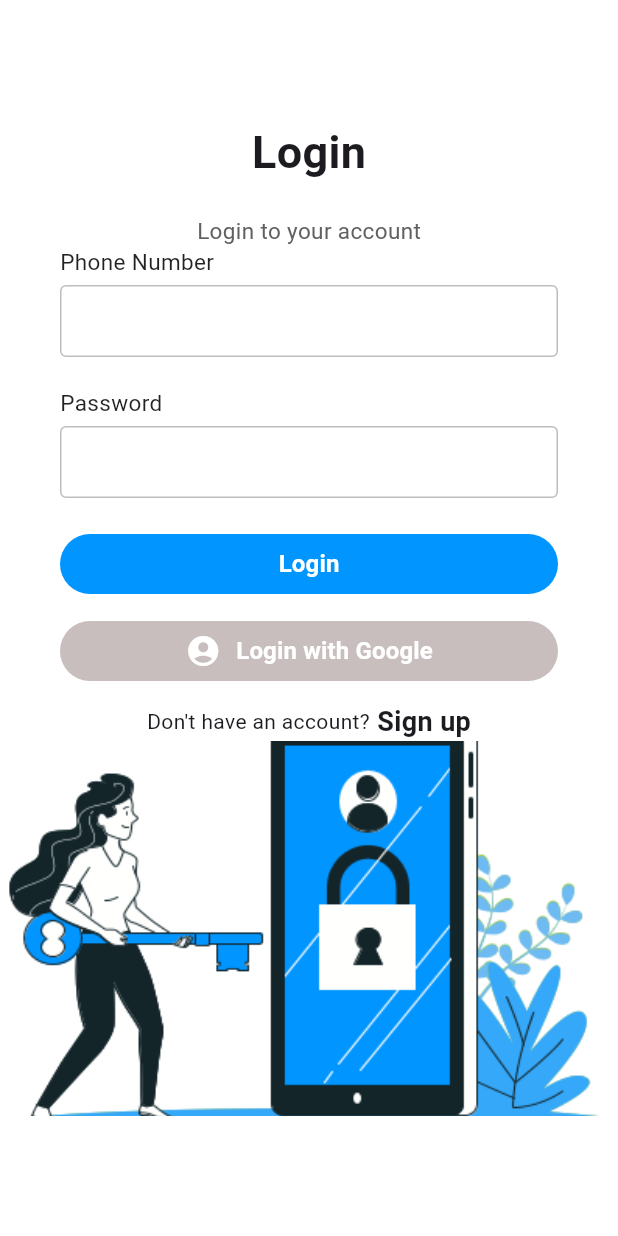
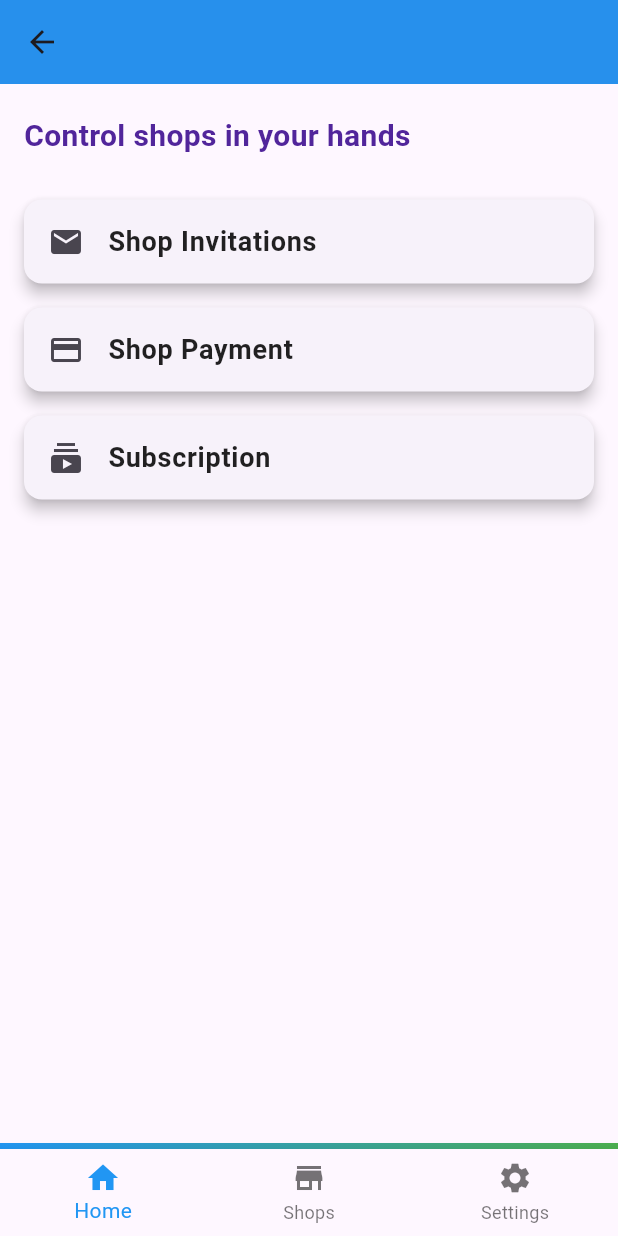
Before and after one commit to sithuminikaushalya/Motorbike_Service_Station_Reservation_System_Mobile_App_Admin_Portal, a Flutter app: the LoginPage screen opened directly, after a tap on "Login", on a phone screen of 412 x 824 dp. Run offline on Flutter 3.47's test engine with Material 3 defaults, Android fonts, the light colour scheme and no system bars; our stand-ins replace google_sign_in.

Commit message:
Changing app name and icon, add new files

```diff
--- a/lib/login_screen.dart
+++ b/lib/login_screen.dart
@@ -1,7 +1,10 @@
+import 'package:flutter/foundation.dart';
 import 'package:flutter/material.dart';
-
+import 'package:google_sign_in/google_sign_in.dart';
+import 'second_screen.dart';
 import 'sign_up_screen.dart';
 
+// ignore: use_key_in_widget_constructors
 class LoginScreen extends StatelessWidget {
   @override
   Widget build(BuildContext context) {
@@ -16,6 +19,27 @@ class LoginScreen extends StatelessWidget {
 
 // ignore: use_key_in_widget_constructors
 class LoginPage extends StatelessWidget {
+  void _handleSignIn(BuildContext context) async {
+    final GoogleSignIn googleSignIn = GoogleSignIn();
+
+    try {
+      final GoogleSignInAccount? googleSignInAccount =
+          await googleSignIn.signIn();
+      if (googleSignInAccount != null) {
+        // Signed in successfully, navigate to next screen or perform further actions
+        // For example, you can access googleSignInAccount.email to get the email address
+        // and other details.
+      } else {
+        // User canceled the sign-in process
+      }
+    } catch (error) {
+      if (kDebugMode) {
+        print("Error signing in with Google: $error");
+      }
+      // Handle error
+    }
+  }
+
   @override
   Widget build(BuildContext context) {
     return Scaffold(
@@ -83,7 +107,12 @@ class LoginPage extends StatelessWidget {
                         minWidth: double.infinity,
                         height: 40,
                         onPressed: () {
-                          // Add login logic here
+                          // Navigate to the second screen
+                          Navigator.push(
+                            context,
+                            MaterialPageRoute(
+                                builder: (context) => SecondScreen()),
+                          );
                         },
                         color: const Color(0xff0095FF),
                         elevation: 0,
@@ -107,7 +136,7 @@ class LoginPage extends StatelessWidget {
                         minWidth: double.infinity,
                         height: 40,
                         onPressed: () {
-                          // Add Google login logic here
+                          _handleSignIn(context); // Initiating Google Sign-In
                         },
                         color: const Color.fromARGB(255, 200, 190, 189),
                         elevation: 0,
--- /dev/null
+++ b/lib/second_screen.dart
@@ -0,0 +1,144 @@
+import 'package:flutter/material.dart';
+import 'shops_screen.dart';
+import 'shop_invitations_screen.dart';
+import 'shop_payment_screen.dart';
+import 'subscription_screen.dart';
+import 'settings_screen.dart'; // Import the SettingsScreen
+
+// ignore: use_key_in_widget_constructors
+class SecondScreen extends StatefulWidget {
+  @override
+  // ignore: library_private_types_in_public_api
+  _SecondScreenState createState() => _SecondScreenState();
+}
+
+class _SecondScreenState extends State<SecondScreen> {
+  int _currentIndex = 0;
+
+  @override
+  Widget build(BuildContext context) {
+    return Scaffold(
+      appBar: AppBar(
+        title: null,
+        centerTitle: true,
+        backgroundColor: Colors.blue,
+        elevation: 4,
+      ),
+      body: Column(
+        crossAxisAlignment: CrossAxisAlignment.stretch,
+        children: [
+          const Padding(
+            padding: EdgeInsets.symmetric(vertical: 20, horizontal: 16),
+            child: Text(
+              'Control shops in your hands',
+              style: TextStyle(
+                fontSize: 20,
+                fontWeight: FontWeight.bold,
+                color: Color(0xFF51259B),
+              ),
+            ),
+          ),
+          Expanded(
+            child: _buildBody(),
+          ),
+          _buildAnimatedLine(),
+        ],
+      ),
+      bottomNavigationBar: _buildCustomBottomNavigationBar(),
+    );
+  }
+
+  Widget _buildBody() {
+    return ListView(
+      padding: const EdgeInsets.symmetric(horizontal: 16),
+      children: [
+        _buildListItem(
+            'Shop Invitations', Icons.email, ShopInvitationsScreen()),
+        _buildListItem('Shop Payment', Icons.payment, ShopPaymentScreen()),
+        _buildListItem(
+            'Subscription', Icons.subscriptions, SubscriptionScreen()),
+      ],
+    );
+  }
+
+  Widget _buildListItem(String title, IconData icon, Widget screen) {
+    return Card(
+      elevation: 4,
+      margin: const EdgeInsets.symmetric(vertical: 8),
+      child: ListTile(
+        leading: Icon(icon),
+        title: Text(
+          title,
+          style: const TextStyle(
+            fontSize: 18,
+            fontWeight: FontWeight.bold,
+            color: Colors.black87,
+          ),
+        ),
+        onTap: () {
+          Navigator.push(
+            context,
+            MaterialPageRoute(builder: (context) => screen),
+          );
+        },
+      ),
+    );
+  }
+
+  Widget _buildAnimatedLine() {
+    return AnimatedContainer(
+      duration: const Duration(milliseconds: 500),
+      height: 4,
+      decoration: const BoxDecoration(
+        gradient: LinearGradient(
+          colors: [Colors.blue, Colors.green],
+          begin: Alignment.topLeft,
+          end: Alignment.bottomRight,
+        ),
+      ),
+    );
+  }
+
+  Widget _buildCustomBottomNavigationBar() {
+    return BottomNavigationBar(
+      currentIndex: _currentIndex,
+      selectedItemColor: Colors.blue,
+      onTap: (index) {
+        setState(() {
+          _currentIndex = index;
+        });
+        if (_currentIndex == 1) {
+          Navigator.push(
+            context,
+            MaterialPageRoute(builder: (context) => ShopsScreen()),
+          );
+        } else if (_currentIndex == 2) {
+          Navigator.push(
+            context,
+            MaterialPageRoute(builder: (context) => SettingsScreen()),
+          );
+        }
+      },
+      items: const [
+        BottomNavigationBarItem(
+          icon: Icon(Icons.home),
+          label: 'Home',
+        ),
+        BottomNavigationBarItem(
+          icon: Icon(Icons.store),
+          label: 'Shops',
+        ),
+        BottomNavigationBarItem(
+          icon: Icon(Icons.settings),
+          label: 'Settings',
+        ),
+      ],
+    );
+  }
+}
+
+void main() {
+  runApp(MaterialApp(
+    home: SecondScreen(),
+  ));
+}
--- a/lib/sign_up_screen.dart
+++ b/lib/sign_up_screen.dart
@@ -2,6 +2,7 @@ import 'package:flutter/material.dart';
 
 import 'login_screen.dart';
 
+// ignore: use_key_in_widget_constructors
 class SignUpScreen extends StatelessWidget {
   @override
   Widget build(BuildContext context) {
--- a/pubspec.yaml
+++ b/pubspec.yaml
@@ -11,6 +11,7 @@ dependencies:
   flutter:
     sdk: flutter
   cupertino_icons: ^1.0.2
+  google_sign_in: ^5.2.1
 
 dev_dependencies:
   flutter_test:
```
Also changed, not shown: lib/settings_screen.dart (added, +147 -0 lines), lib/shop_invitations_screen.dart (added, +37 -0 lines), lib/shop_payment_screen.dart (added, +38 -0 lines), lib/shops_screen.dart (added, +53 -0 lines), lib/subscription_screen.dart (added, +37 -0 lines), pubspec.lock, 8 other files.
